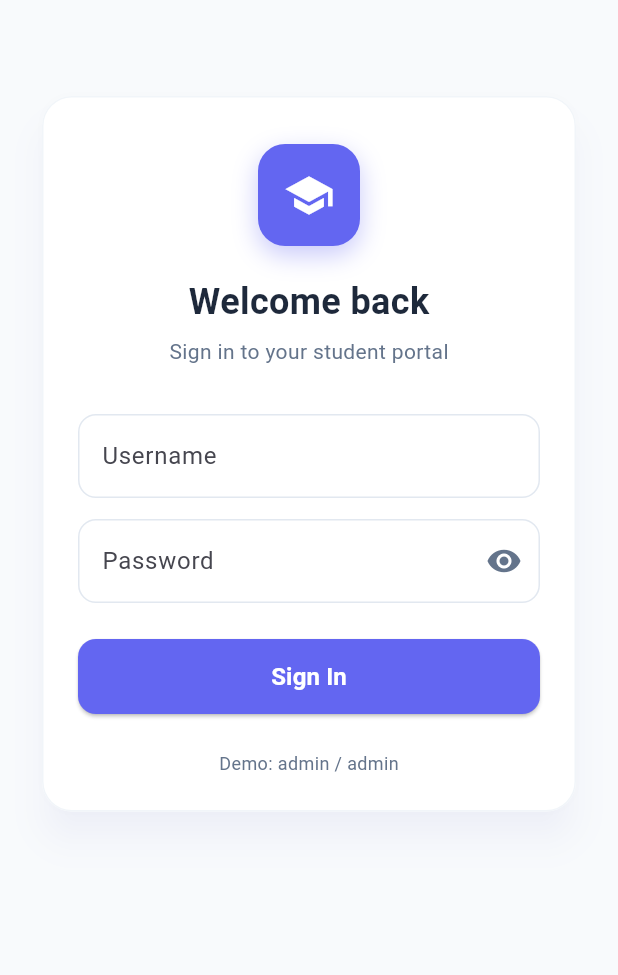
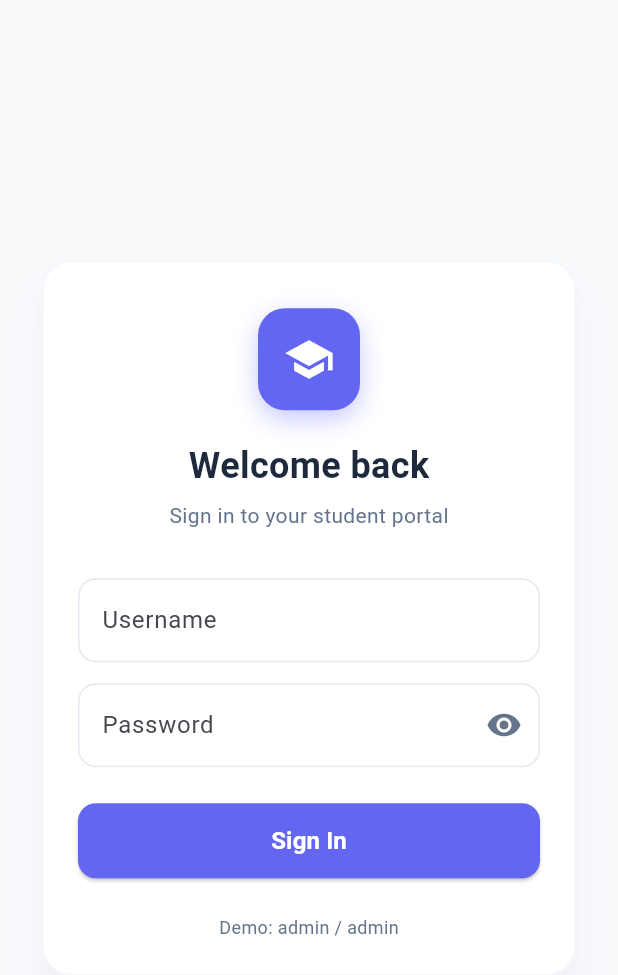
Before and after one commit to Teja080910/college-management, a Flutter app: the screen it shows after launch, on a phone screen of 412 x 824 dp. Shown: the top 975 px of the screen. Run offline on Flutter 3.47's test engine with Material 3 defaults, Android fonts, the light colour scheme and no system bars; our stand-ins replace shared_preferences; accounts and stored records are empty.

```diff
--- a/flutter-mobile/lib/screens/dashboard_screen.dart
+++ b/flutter-mobile/lib/screens/dashboard_screen.dart
@@ -79,6 +79,7 @@ class _DashboardScreenState extends State<DashboardScreen> {
                   avatar: const Icon(Icons.logout, size: 18, color: Color(0xFF64748b)),
                   label: const Text('Logout', style: TextStyle(fontSize: 12, color: Color(0xFF64748b))),
                   onPressed: () => context.read<AuthProvider>().logout(),
+                  backgroundColor: Colors.transparent,
                   side: const BorderSide(color: Color(0xFFe2e8f0)),
                   shape: RoundedRectangleBorder(borderRadius: BorderRadius.circular(20)),
                 ),
--- a/flutter-mobile/lib/screens/login_screen.dart
+++ b/flutter-mobile/lib/screens/login_screen.dart
@@ -72,10 +72,14 @@ class _LoginScreenState extends State<LoginScreen>
       backgroundColor: const Color(0xFFf8fafc),
       body: GestureDetector(
         onTap: () => FocusScope.of(context).unfocus(),
-        child: SingleChildScrollView(
+        child: LayoutBuilder(
+          builder: (context, constraints) => SingleChildScrollView(
+            child: ConstrainedBox(
+              constraints: BoxConstraints(minHeight: constraints.maxHeight),
+              child: IntrinsicHeight(
                 child: Center(
                   child: Padding(
-              padding: const EdgeInsets.symmetric(horizontal: 24, vertical: 60),
+                    padding: const EdgeInsets.symmetric(horizontal: 24),
                     child: FadeTransition(
                       opacity: _fadeAnim,
                       child: SlideTransition(
@@ -193,6 +197,9 @@ class _LoginScreenState extends State<LoginScreen>
                 ),
               ),
             ),
+          ),
+        ),
+      ),
     );
   }
 }
--- a/mobile/package.json
+++ b/mobile/package.json
@@ -29,10 +29,7 @@
     "web": "expo start --web",
     "prebuild": "npx expo prebuild --platform android --clean",
     "gradle:apk": "cd android && ./gradlew assembleRelease",
-    "apk": "npx expo prebuild --platform android --clean && cd android && ANDROID_HOME=$HOME/Android/Sdk ./gradlew assembleRelease",
-    "apk:dev": "npx expo run:android",
-    "apk:fast": "cd android && ANDROID_HOME=$HOME/Android/Sdk ./gradlew assembleRelease",
-    "clean": "rm -rf android ios && npx expo start --clear"
+    "apk": "ANDROID_HOME=$HOME/Android/Sdk npx eas build --platform android --local --profile preview"
   },
   "private": true,
   "devDependencies": {
```
Also changed, not shown: flutter-mobile/pubspec.yaml (+9 -0 lines), mobile/app.json (+6 -1 lines), flutter-mobile/pubspec.lock, 20 other files. Lines whose indentation alone changed are shown as unchanged.
